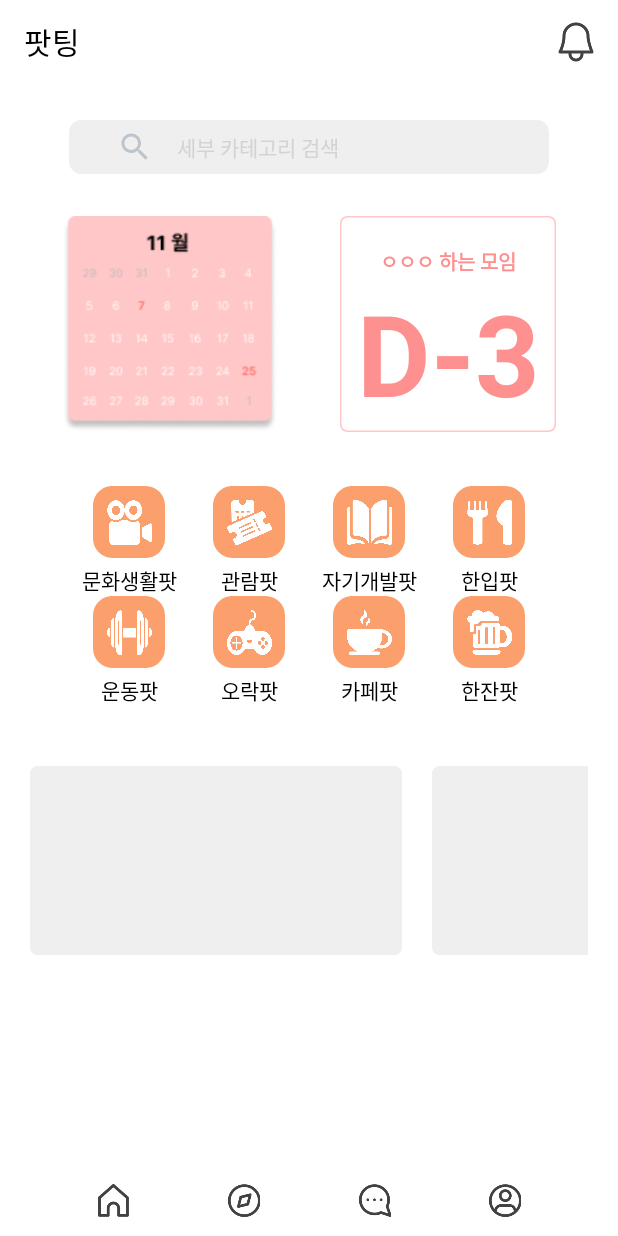
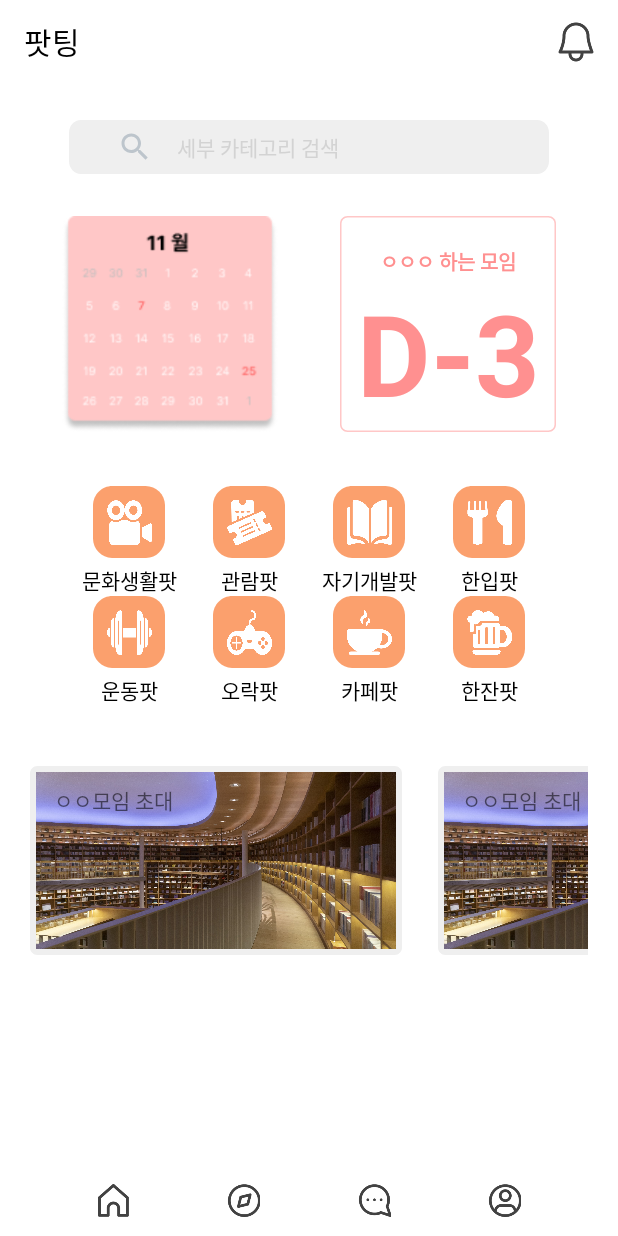
Before and after one commit to knujihyenbae/Appdong_Partying_FE, an Android app: the HomeFragment screen opened directly, with no data from a screen before it, on a phone screen of 412 x 824 dp. Run offline under Robolectric (Android 15) with nearby library versions, the phone set to English and light mode, and no system bars.

Commit message:
id name change searchbar- edittext ing~

```diff
--- a/app/src/main/java/com/appdong/parting/HomeFragment.kt
+++ b/app/src/main/java/com/appdong/parting/HomeFragment.kt
@@ -1,12 +1,17 @@
 package com.appdong.parting
 
+import android.content.Context
+import android.content.Context.INPUT_METHOD_SERVICE
 import android.content.Intent
 import android.os.Bundle
 import android.util.Log
+import android.view.KeyEvent
 import androidx.fragment.app.Fragment
 import android.view.LayoutInflater
 import android.view.View
 import android.view.ViewGroup
+import android.view.inputmethod.InputMethodManager
+import androidx.core.content.ContextCompat.getSystemService
 import androidx.recyclerview.widget.GridLayoutManager
 import androidx.recyclerview.widget.RecyclerView
 import com.appdong.parting.databinding.FragmentHomeBinding
@@ -19,6 +24,8 @@ class HomeFragment : Fragment() {
     private lateinit var recyclerView: RecyclerView
     private lateinit var partyItemList: ArrayList<PartyItem>
     private lateinit var partyItemAdapter: PartyItemAdapter
+
+
 
 
 
@@ -39,6 +46,22 @@ class HomeFragment : Fragment() {
 
     override fun onViewCreated(view: View, savedInstanceState: Bundle?) {
         super.onViewCreated(view, savedInstanceState)
+
+        //1. 키보드 InputMethodManager 변수 선언
+        var imm : InputMethodManager? = null
+        // 2. 키보드 InputMethodManager 세팅
+
+        // 검색바 관련
+        binding.fragmentHomeSearchEditText.setOnKeyListener { v, keyCode, event ->
+            if ((event.action == KeyEvent.ACTION_DOWN) && (keyCode == KeyEvent.KEYCODE_ENTER)) {
+                // 다운 이나 엔터 눌렀을 때 실행
+
+                true
+            }else{
+                false
+            }
+        }
+
         // 모임 테마 리싸이클러
         init()
 
@@ -63,7 +86,7 @@ class HomeFragment : Fragment() {
 
 
     private fun init() {
-        recyclerView = binding.recyclerView
+        recyclerView = binding.fragmentHomeRecyclerView
         recyclerView.setHasFixedSize(true)
         recyclerView.layoutManager = GridLayoutManager(activity, 4)
 
@@ -122,16 +145,16 @@ class HomeFragment : Fragment() {
 
 
     private fun HomeBanner() {
-        binding.homeBanner1.setOnClickListener(){
+        binding.fragmentHomeBanner1.setOnClickListener(){
             Log.d("jhb", "홈배너1")
         }
-        binding.homeBanner2.setOnClickListener(){
+        binding.fragmentHomeBanner2.setOnClickListener(){
             Log.d("jhb", "홈배너2")
         }
-        binding.homeBanner3.setOnClickListener(){
+        binding.fragmentHomeBanner3.setOnClickListener(){
             Log.d("jhb", "홈배너3")
         }
-        binding.homeBanner4.setOnClickListener(){
+        binding.fragmentHomeBanner4.setOnClickListener(){
             Log.d("jhb", "홈배너4")
         }
     }
--- a/app/src/main/java/com/appdong/parting/MainActivity.kt
+++ b/app/src/main/java/com/appdong/parting/MainActivity.kt
@@ -42,8 +42,8 @@ class MainActivity : AppCompatActivity() {
             toolbar.title = "내가 참여한 파티챗"
         }
         binding.bottomBtn4.setOnClickListener() {
-            //supportFragmentManager.beginTransaction().replace(R.id.frame_layout, MypageFragment()).addToBackStack(null).commit()
-            supportFragmentManager.beginTransaction().replace(R.id.frame_layout, DetailInformationFragment()).addToBackStack(null).commit()
+            supportFragmentManager.beginTransaction().replace(R.id.frame_layout, MypageFragment()).addToBackStack(null).commit()
+            //supportFragmentManager.beginTransaction().replace(R.id.frame_layout, DetailInformationFragment()).addToBackStack(null).commit()
             toolbar.title = "마이페이지"
         }
     }
--- a/app/src/main/res/layout/fragment_home.xml
+++ b/app/src/main/res/layout/fragment_home.xml
@@ -36,7 +36,7 @@
                         app:layout_constraintBottom_toBottomOf="parent"
                         android:background="@drawable/searchbar_round">
                         <ImageView
-                            android:id="@+id/searchImg"
+                            android:id="@+id/fragment_home_searchImg"
                             android:layout_width="wrap_content"
                             android:layout_height="wrap_content"
                             android:src="@drawable/ic_baseline_search_24"
@@ -45,15 +45,18 @@
                             app:layout_constraintBottom_toBottomOf="parent"
                             android:layout_marginStart="32dp"/>
                         <EditText
-                            android:id="@+id/searchEditText"
+                            android:id="@+id/fragment_home_searchEditText"
                             android:layout_width="wrap_content"
                             android:layout_height="wrap_content"
                             android:layout_marginStart="16dp"
+                            android:inputType="text"
+                            android:maxLines="1"
+                            android:imeOptions="actionSearch"
                             android:hint="세부 카테고리 검색"
                             android:textSize="14sp"
                             android:textColorHint="#D3D3D3"
                             android:background="@null"
-                            app:layout_constraintStart_toEndOf="@+id/searchImg"
+                            app:layout_constraintStart_toEndOf="@+id/fragment_home_searchImg"
                             app:layout_constraintTop_toTopOf="parent"
                             app:layout_constraintBottom_toBottomOf="parent"/>
 
@@ -131,7 +134,7 @@
 
                     <androidx.recyclerview.widget.RecyclerView
                         android:nestedScrollingEnabled="false"
-                        android:id="@+id/recyclerView"
+                        android:id="@+id/fragment_home_recyclerView"
                         android:layout_width="320dp"
                         android:layout_height="wrap_content"
                         app:layout_constraintBottom_toBottomOf="parent"
@@ -158,32 +161,100 @@
                             android:layout_height="match_parent"
                             >
 
-                            <ImageView
-                                android:id="@+id/home_banner1"
+                            <androidx.constraintlayout.widget.ConstraintLayout
+                                android:id="@+id/fragment_home_banner1"
                                 android:layout_width="248dp"
                                 android:layout_height="126dp"
-                                android:background="@drawable/cardview_home"/>
+                                android:background="@drawable/cardview_home"
+                                android:padding="4dp">
+                                <ImageView
+                                    android:layout_width="match_parent"
+                                    android:layout_height="match_parent"
+                                    android:background="@drawable/study">
+                                </ImageView>
+                                <TextView
+                                    android:layout_width="wrap_content"
+                                    android:layout_height="wrap_content"
+                                    android:layout_marginTop="8dp"
+                                    android:layout_marginStart="12dp"
+                                    android:text="ㅇㅇ모임 초대"
+                                    app:layout_constraintTop_toTopOf="parent"
+                                    app:layout_constraintStart_toStartOf="parent">
+                                </TextView>
+                            </androidx.constraintlayout.widget.ConstraintLayout>
+
+                            <androidx.constraintlayout.widget.ConstraintLayout
+                                android:id="@+id/fragment_home_banner2"
+                                android:layout_marginStart="24dp"
+                                android:layout_width="248dp"
+                                android:layout_height="126dp"
+                                android:background="@drawable/cardview_home"
+                                android:padding="4dp">
+                                <ImageView
+                                    android:layout_width="match_parent"
+                                    android:layout_height="match_parent"
+                                    android:background="@drawable/study">
+                                </ImageView>
+                                <TextView
+                                    android:layout_width="wrap_content"
+                                    android:layout_height="wrap_content"
+                                    android:layout_marginTop="8dp"
+                                    android:layout_marginStart="12dp"
+                                    android:text="ㅇㅇ모임 초대"
+                                    app:layout_constraintTop_toTopOf="parent"
+                                    app:layout_constraintStart_toStartOf="parent">
+                                </TextView>
+                            </androidx.constraintlayout.widget.ConstraintLayout>
+
+                            <androidx.constraintlayout.widget.ConstraintLayout
+                                android:id="@+id/fragment_home_banner3"
+                                android:layout_width="248dp"
+                                android:layout_height="126dp"
+                                android:layout_marginStart="24dp"
+                                android:background="@drawable/cardview_home"
+                                android:padding="4dp">
+                                <ImageView
+                                    android:layout_width="match_parent"
+                                    android:layout_height="match_parent"
+                                    android:background="@drawable/study">
+                                </ImageView>
+                                <TextView
+                                    android:layout_width="wrap_content"
+                                    android:layout_height="wrap_content"
+                                    android:layout_marginTop="8dp"
+                                    android:layout_marginStart="12dp"
+                                    android:text="ㅇㅇ모임 초대"
+                                    app:layout_constraintTop_toTopOf="parent"
+                                    app:layout_constraintStart_toStartOf="parent">
+                                </TextView>
+                            </androidx.constraintlayout.widget.ConstraintLayout>
+
+                            <androidx.constraintlayout.widget.ConstraintLayout
+                                android:id="@+id/fragment_home_banner4"
+                                android:layout_width="248dp"
+                                android:layout_height="126dp"
+                                android:layout_marginStart="24dp"
+                                android:background="@drawable/cardview_home"
+                                android:padding="4dp">
+                                <ImageView
+                                    android:layout_width="match_parent"
+                                    android:layout_height="match_parent"
+                                    android:background="@drawable/study">
+                                </ImageView>
+                                <TextView
+                                    android:layout_width="wrap_content"
+                                    android:layout_height="wrap_content"
+                                    android:layout_marginTop="8dp"
+                                    android:layout_marginStart="12dp"
+                                    android:text="ㅇㅇ모임 초대"
+                                    app:layout_constraintTop_toTopOf="parent"
+                                    app:layout_constraintStart_toStartOf="parent">
+                                </TextView>
+                            </androidx.constraintlayout.widget.ConstraintLayout>
 
 
-                            <ImageView
-                                android:id="@+id/home_banner2"
-                                android:layout_marginStart="20dp"
-                                android:layout_width="248dp"
-                                android:layout_height="126dp"
-                                android:background="@drawable/cardview_home"/>
 
-                            <ImageView
-                                android:id="@+id/home_banner3"
-                                android:layout_marginStart="20dp"
-                                android:layout_width="248dp"
-                                android:layout_height="126dp"
-                                android:background="@drawable/cardview_home"/>
-                            <ImageView
-                                android:id="@+id/home_banner4"
-                                android:layout_marginStart="20dp"
-                                android:layout_width="248dp"
-                                android:layout_height="126dp"
-                                android:background="@drawable/cardview_home"/>
+
 
                         </LinearLayout>
                     </HorizontalScrollView>
--- a/app/src/main/res/layout/party_list_recyclerview.xml
+++ b/app/src/main/res/layout/party_list_recyclerview.xml
@@ -52,6 +52,7 @@
                 android:layout_width="41dp"
                 android:layout_height="16dp"
                 android:layout_gravity="center"
+                android:textAlignment="center"
                 android:layout_marginEnd="16dp"
                 android:background="@drawable/participate_people_btn"
                 android:fontFamily="@font/noto_sans_kr_regular"
```
Also changed, not shown: app/src/main/res/drawable/home_dday.png (deleted), app/src/main/res/drawable/home_fake_button.png (deleted), app/src/main/res/drawable/home_fake_card.png (deleted), app/src/main/res/drawable/home_search.png (deleted).
